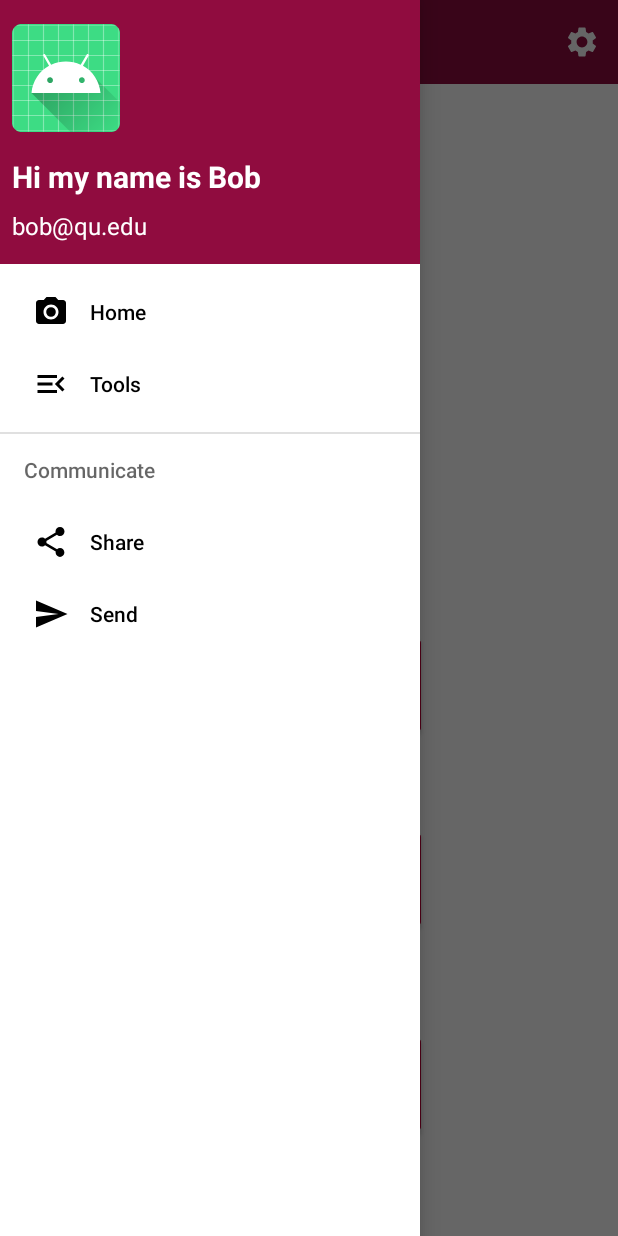
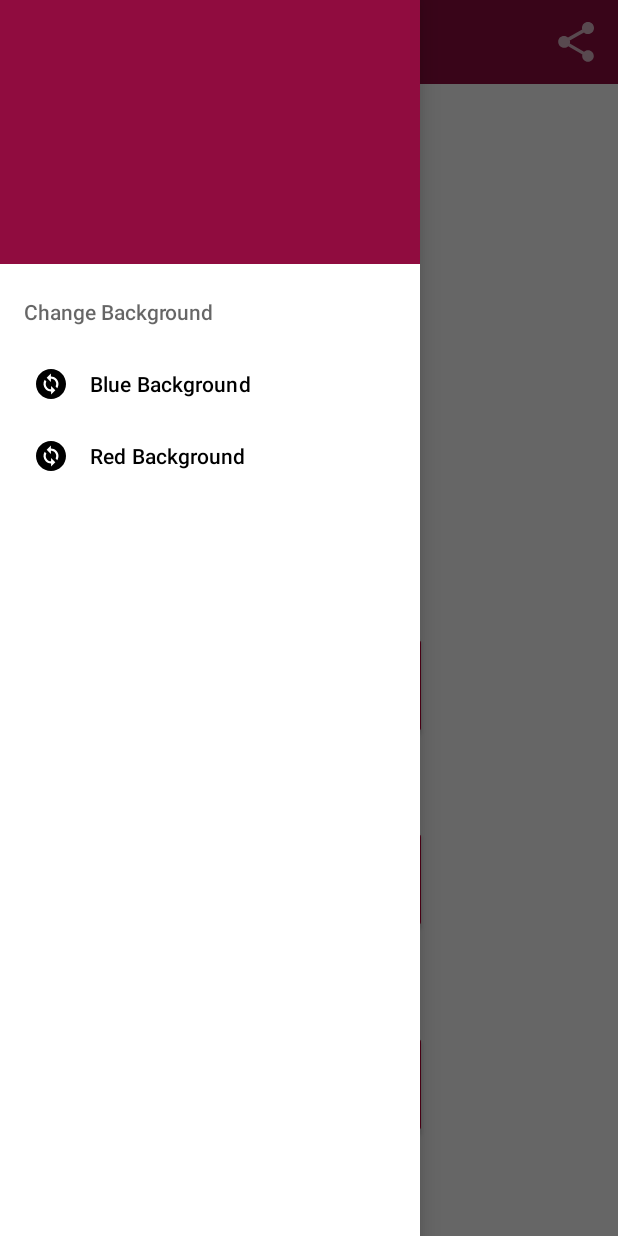
Before and after one commit to CJR225/SER210-Final-ListApp, an Android app: the screen it shows after launch (MainActivity), with the side drawer open, on a phone screen of 412 x 824 dp. Run offline under Robolectric (Android 15) with nearby library versions, the phone set to English and light mode, and no system bars; our stand-ins replace navigation-ui.

Commit message:
VisualDesign

```diff
--- a/app/src/main/AndroidManifest.xml
+++ b/app/src/main/AndroidManifest.xml
@@ -14,7 +14,6 @@
             android:exported="true">
             <intent-filter>
                 <action android:name="android.intent.action.MAIN" />
-
                 <category android:name="android.intent.category.LAUNCHER" />
             </intent-filter>
         </activity>
--- a/app/src/main/java/edu/quinnipiac/ser210/listapp/MainActivity.java
+++ b/app/src/main/java/edu/quinnipiac/ser210/listapp/MainActivity.java
@@ -1,15 +1,20 @@
 package edu.quinnipiac.ser210.listapp;
 
+import android.content.Intent;
 import android.os.Bundle;
 import android.view.Menu;
 import android.view.MenuItem;
 import android.view.View;
+import android.widget.Button;
 import android.widget.ListView;
 
 import androidx.annotation.NonNull;
 import androidx.appcompat.app.AppCompatActivity;
+import androidx.appcompat.widget.ShareActionProvider;
 import androidx.appcompat.widget.Toolbar;
+import androidx.constraintlayout.widget.ConstraintLayout;
 import androidx.core.view.GravityCompat;
+import androidx.core.view.MenuItemCompat;
 import androidx.drawerlayout.widget.DrawerLayout;
 import androidx.fragment.app.FragmentManager;
 import androidx.fragment.app.FragmentTransaction;
@@ -18,6 +23,7 @@ import androidx.navigation.Navigation;
 import androidx.navigation.ui.NavigationUI;
 
 import com.google.android.material.navigation.NavigationView;
+import com.google.android.material.snackbar.Snackbar;
 
 public class MainActivity extends AppCompatActivity implements NavigationView.OnNavigationItemSelectedListener {
     DrawerLayout drawerLayout;
@@ -25,6 +31,11 @@ public class MainActivity extends AppCompatActivity implements NavigationView.On
     NavigationView navigationView;
     Toolbar toolbar;
     NewListFragment test;
+    private ShareActionProvider shareActionProvider;
+    Button buttonNew,buttonAdd,buttonView,
+    addButtonNewView,createButtonNewView,editFragNewView;
+    ConstraintLayout headerlayout;
+
 
     @Override
     public void onBackPressed() {
@@ -44,9 +55,17 @@ public class MainActivity extends AppCompatActivity implements NavigationView.On
     @Override
     public boolean onCreateOptionsMenu(Menu menu) {
         getMenuInflater().inflate(R.menu.main_menu, menu);
+        MenuItem menuItem = menu.findItem(R.id.nav_share);
+        shareActionProvider = (ShareActionProvider) MenuItemCompat.getActionProvider(menuItem);
+        setShareActionIntent("Want to share a list?");
         return super.onCreateOptionsMenu(menu);
+    }
 
-
+    private void setShareActionIntent(String text) {
+        Intent intent = new Intent(Intent.ACTION_SEND);
+        intent.setType("text/plain");
+        intent.putExtra(Intent.EXTRA_TEXT, text);
+        shareActionProvider.setShareIntent(intent);
     }
 
     @Override
@@ -57,6 +76,9 @@ public class MainActivity extends AppCompatActivity implements NavigationView.On
         setSupportActionBar(toolbar);
         getSupportActionBar().setDisplayHomeAsUpEnabled(true);
         getSupportActionBar().setDisplayHomeAsUpEnabled(true);
+        buttonNew = findViewById(R.id.newbutton);
+        buttonAdd = findViewById(R.id.editbutton);
+        buttonView = findViewById(R.id.allviewbutton);
 
         drawerLayout = findViewById(R.id.drawer_layout);
         navigationView = findViewById(R.id.navigationView);
@@ -67,22 +89,31 @@ public class MainActivity extends AppCompatActivity implements NavigationView.On
 
     }
 
+    //need to use intent to pass if color is blue oncreate frag change color
 
     @Override
     public boolean onNavigationItemSelected(@NonNull MenuItem item) {
+        headerlayout = findViewById(R.id.header_layout);
+        int id = item.getItemId();
+        if (id == R.id.backgroundblue) {
+        toolbar.setBackgroundColor(getResources().getColor(R.color.light_blue));
+        headerlayout.setBackgroundColor(getResources().getColor(R.color.light_blue));
+        buttonNew.setBackgroundColor(getResources().getColor(R.color.light_blue));
+        buttonAdd.setBackgroundColor(getResources().getColor(R.color.light_blue));
+        buttonView.setBackgroundColor(getResources().getColor(R.color.light_blue));
 
-        int id = item.getItemId();
-        if (id == R.id.nav_home) {
+        } else if (id == R.id.backgroundred) {
+            toolbar.setBackgroundColor(getResources().getColor(R.color.maroon));
+            headerlayout.setBackgroundColor(getResources().getColor(R.color.maroon));
+            buttonNew.setBackgroundColor(getResources().getColor(R.color.maroon));
+            buttonAdd.setBackgroundColor(getResources().getColor(R.color.maroon));
+            buttonView.setBackgroundColor(getResources().getColor(R.color.maroon));
+        }
 
-        } else if (id == R.id.nav_tools) {
-
-        } else if (id == R.id.nav_share) {
-
-        } else if (id == R.id.nav_send) {
-
-        }
         drawerLayout.closeDrawer(GravityCompat.START);
         return true;
     }
 
+
+
 }
--- a/app/src/main/java/edu/quinnipiac/ser210/listapp/SelectListFragment.java
+++ b/app/src/main/java/edu/quinnipiac/ser210/listapp/SelectListFragment.java
@@ -39,16 +39,8 @@ public ListView selectListView;
         ArrayAdapter<Lists> adapter = new ArrayAdapter<Lists>(this.getContext(), android.R.layout.simple_list_item_1, allLists);
 
 
-        selectListView = (ListView) view.findViewById(R.id.select_list_view);
+        //selectListView = (ListView) view.findViewById(R.id.select_list_view);
         selectListView.setAdapter(adapter);
-
-        /*
-        int i =0;
-        while (i < allLists.size()) {
-            adapter.add(allLists.get(i));
-            i++;
-        }
-        */
 
         // Inflate the layout for this fragment
         return view;
--- a/app/src/main/java/edu/quinnipiac/ser210/listapp/SplashFragment.java
+++ b/app/src/main/java/edu/quinnipiac/ser210/listapp/SplashFragment.java
@@ -41,11 +41,6 @@ public class SplashFragment extends Fragment implements View.OnClickListener {
 
     }
 
-
-  /*
-
-}*/
-
     @Override
     public void onClick(View view) {
         switch (view.getId()) {
--- /dev/null
+++ b/app/src/main/res/drawable/ic_icon_blue.xml
@@ -0,0 +1,5 @@
+<vector android:height="24dp" android:tint="#0A8FD6"
+    android:viewportHeight="24" android:viewportWidth="24"
+    android:width="24dp" xmlns:android="http://schemas.android.com/apk/res/android">
+    <path android:fillColor="@android:color/white" android:pathData="M12,2C6.48,2 2,6.48 2,12c0,5.52 4.48,10 10,10s10,-4.48 10,-10C22,6.48 17.52,2 12,2zM12.06,19v-2.01c-0.02,0 -0.04,0 -0.06,0c-1.28,0 -2.56,-0.49 -3.54,-1.46c-1.71,-1.71 -1.92,-4.35 -0.64,-6.29l1.1,1.1c-0.71,1.33 -0.53,3.01 0.59,4.13c0.7,0.7 1.62,1.03 2.54,1.01v-2.14l2.83,2.83L12.06,19zM16.17,14.76l-1.1,-1.1c0.71,-1.33 0.53,-3.01 -0.59,-4.13C13.79,8.84 12.9,8.5 12,8.5c-0.02,0 -0.04,0 -0.06,0v2.15L9.11,7.83L11.94,5v2.02c1.3,-0.02 2.61,0.45 3.6,1.45C17.24,10.17 17.45,12.82 16.17,14.76z"/>
+</vector>
--- /dev/null
+++ b/app/src/main/res/drawable/ic_icon_red.xml
@@ -0,0 +1,5 @@
+<vector android:height="24dp" android:tint="#910836"
+    android:viewportHeight="24" android:viewportWidth="24"
+    android:width="24dp" xmlns:android="http://schemas.android.com/apk/res/android">
+    <path android:fillColor="@android:color/white" android:pathData="M12,2C6.48,2 2,6.48 2,12c0,5.52 4.48,10 10,10s10,-4.48 10,-10C22,6.48 17.52,2 12,2zM12.06,19v-2.01c-0.02,0 -0.04,0 -0.06,0c-1.28,0 -2.56,-0.49 -3.54,-1.46c-1.71,-1.71 -1.92,-4.35 -0.64,-6.29l1.1,1.1c-0.71,1.33 -0.53,3.01 0.59,4.13c0.7,0.7 1.62,1.03 2.54,1.01v-2.14l2.83,2.83L12.06,19zM16.17,14.76l-1.1,-1.1c0.71,-1.33 0.53,-3.01 -0.59,-4.13C13.79,8.84 12.9,8.5 12,8.5c-0.02,0 -0.04,0 -0.06,0v2.15L9.11,7.83L11.94,5v2.02c1.3,-0.02 2.61,0.45 3.6,1.45C17.24,10.17 17.45,12.82 16.17,14.76z"/>
+</vector>
--- a/app/src/main/res/layout/fragment_new_list.xml
+++ b/app/src/main/res/layout/fragment_new_list.xml
@@ -62,26 +62,26 @@
         android:layout_height="61dp"
         android:layout_marginStart="152dp"
         android:layout_marginEnd="151dp"
-        android:layout_marginBottom="19dp"
+        android:layout_marginBottom="28dp"
         android:backgroundTint="@color/light_maroon"
         android:text="@string/edit_list_splash"
         app:layout_constraintBottom_toTopOf="@+id/editFragNewView"
         app:layout_constraintEnd_toEndOf="parent"
+        app:layout_constraintHorizontal_bias="0.0"
         app:layout_constraintStart_toStartOf="parent" />
 
     <Button
         android:id="@+id/createButtonNewView"
-        android:layout_width="146dp"
-        android:layout_height="89dp"
-        android:layout_marginStart="133dp"
-        android:layout_marginTop="17dp"
-        android:layout_marginEnd="133dp"
+        android:layout_width="115dp"
+        android:layout_height="70dp"
+        android:layout_marginStart="147dp"
+        android:layout_marginEnd="147dp"
+        android:layout_marginBottom="27dp"
         android:backgroundTint="@color/light_maroon"
         android:text="Create List"
+        app:layout_constraintBottom_toTopOf="@+id/addButtonNewView"
         app:layout_constraintEnd_toEndOf="parent"
-        app:layout_constraintHorizontal_bias="0.0"
-        app:layout_constraintStart_toStartOf="parent"
-        app:layout_constraintTop_toBottomOf="@+id/editTextTextMultiLine" />
+        app:layout_constraintStart_toStartOf="parent" />
 
     <Button
         android:id="@+id/editFragNewView"
@@ -89,11 +89,12 @@
         android:layout_height="60dp"
         android:layout_marginStart="155dp"
         android:layout_marginEnd="156dp"
-        android:layout_marginBottom="36dp"
+        android:layout_marginBottom="28dp"
         android:backgroundTint="@color/light_maroon"
         android:text="Edit Lists"
         app:layout_constraintBottom_toBottomOf="parent"
         app:layout_constraintEnd_toEndOf="parent"
+        app:layout_constraintHorizontal_bias="0.0"
         app:layout_constraintStart_toStartOf="parent" />
 
     <TextView
@@ -129,5 +130,4 @@
         app:layout_constraintTop_toBottomOf="@+id/editTextListName" />
 
 
-
 </androidx.constraintlayout.widget.ConstraintLayout>
--- a/app/src/main/res/layout/header_layout.xml
+++ b/app/src/main/res/layout/header_layout.xml
@@ -1,51 +1,13 @@
 <?xml version="1.0" encoding="utf-8"?>
-<androidx.constraintlayout.widget.ConstraintLayout xmlns:android="http://schemas.android.com/apk/res/android"
+<androidx.constraintlayout.widget.ConstraintLayout
+    xmlns:android="http://schemas.android.com/apk/res/android"
     xmlns:app="http://schemas.android.com/apk/res-auto"
+    xmlns:tools="http://schemas.android.com/tools"
     android:layout_width="match_parent"
     android:layout_height="176dp"
-    android:background="#009688"
-    android:backgroundTint="@color/maroon"
+    android:id="@+id/header_layout"
+    android:background="@color/maroon"
     android:orientation="vertical">
 
-    <androidx.appcompat.widget.AppCompatImageView
-        android:id="@+id/appCompatImageView"
-        android:layout_width="wrap_content"
-        android:layout_height="wrap_content"
-        android:layout_marginStart="8dp"
-        android:layout_marginTop="16dp"
-        android:layout_marginEnd="8dp"
-        android:src="@mipmap/ic_launcher"
-        app:layout_constraintEnd_toEndOf="parent"
-        app:layout_constraintHorizontal_bias="0.0"
-        app:layout_constraintStart_toStartOf="parent"
-        app:layout_constraintTop_toTopOf="parent" />
-
-    <androidx.appcompat.widget.AppCompatTextView
-        android:id="@+id/appCompatTextView"
-        android:layout_width="0dp"
-        android:layout_height="wrap_content"
-        android:layout_marginStart="8dp"
-        android:layout_marginTop="16dp"
-        android:layout_marginEnd="8dp"
-        android:text="Hi my name is Bob"
-        android:textColor="#FFFFFF"
-        android:textSize="20sp"
-        android:textStyle="bold"
-        app:layout_constraintEnd_toEndOf="parent"
-        app:layout_constraintStart_toStartOf="parent"
-        app:layout_constraintTop_toBottomOf="@+id/appCompatImageView" />
-
-    <androidx.appcompat.widget.AppCompatTextView
-        android:layout_width="0dp"
-        android:layout_height="wrap_content"
-        android:layout_marginStart="8dp"
-        android:layout_marginTop="8dp"
-        android:layout_marginEnd="8dp"
-        android:text="bob@qu.edu"
-        android:textColor="#FFFFFF"
-        android:textSize="16sp"
-        app:layout_constraintEnd_toEndOf="parent"
-        app:layout_constraintStart_toStartOf="parent"
-        app:layout_constraintTop_toBottomOf="@+id/appCompatTextView" />
 
 </androidx.constraintlayout.widget.ConstraintLayout>
--- a/app/src/main/res/menu/drawer_menu.xml
+++ b/app/src/main/res/menu/drawer_menu.xml
@@ -1,30 +1,28 @@
 <?xml version="1.0" encoding="utf-8"?>
 <menu xmlns:android="http://schemas.android.com/apk/res/android"
     xmlns:tools="http://schemas.android.com/tools"
+    xmlns:app="http://schemas.android.com/apk/res-auto"
     tools:showIn="navigation_view">
 
-    <group android:checkableBehavior="single">
-        <item
-            android:id="@+id/nav_home"
-            android:icon="@drawable/ic_baseline_camera_alt_24"
-            android:title="@string/menu_home" />
 
-        <item
-            android:id="@+id/nav_tools"
-            android:icon="@drawable/ic_baseline_menu_open_24"
-            android:title="@string/menu_tools" />
-    </group>
+    <item android:title="Change Background">
+        <menu>
+            <item
+                android:id="@+id/backgroundblue"
+                android:icon="@drawable/ic_icon_blue"
+                android:title="Blue Background" />
+
+            <item
+                android:id="@+id/backgroundred"
+                android:icon="@drawable/ic_icon_red"
+                android:title="Red Background" />
+        </menu>
+    </item>
 
     <item android:title="Communicate">
         <menu>
-            <item
-                android:id="@+id/nav_share"
-                android:icon="@drawable/ic_baseline_share_24"
-                android:title="@string/menu_share" />
-            <item
-                android:id="@+id/nav_send"
-                android:icon="@drawable/ic_baseline_send_24"
-                android:title="@string/menu_send" />
+
+
         </menu>
     </item>
 
--- a/app/src/main/res/menu/main_menu.xml
+++ b/app/src/main/res/menu/main_menu.xml
@@ -1,10 +1,12 @@
 <?xml version="1.0" encoding="utf-8"?>
 <menu xmlns:android="http://schemas.android.com/apk/res/android"
     xmlns:app="http://schemas.android.com/apk/res-auto">
+
     <item
-        android:id="@+id/action_settings"
-        android:orderInCategory="100"
-        android:title="@string/action_settings"
-        android:icon="@drawable/ic_baseline_settings_24"
-        app:showAsAction="ifRoom" />
+        android:id="@+id/nav_share"
+        android:icon="@drawable/ic_baseline_share_24"
+        android:title="@string/menu_share"
+        app:actionProviderClass="androidx.appcompat.widget.ShareActionProvider"
+        app:showAsAction="ifRoom"/>
+
 </menu>
--- a/app/src/main/res/values/colors.xml
+++ b/app/src/main/res/values/colors.xml
@@ -11,4 +11,5 @@
     <color name="maroon">#900C3F</color>
     <color name="peach">#FFAEB6</color>
     <color name="light_grey">#EBEBEB</color>
+    <color name="light_blue">#0476d9</color>
 </resources>
```
Also changed, not shown: app/src/main/java/edu/quinnipiac/ser210/listapp/NewListFragment.java (+7 -6 lines).
